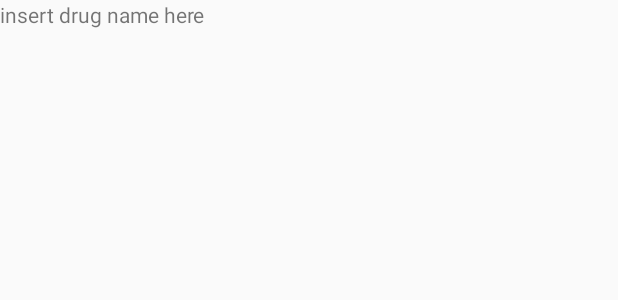
After one commit to rafiksoufiane/PharmTech, an Android app: the layout drug_of_the_day.xml on its own in the app's theme, with its tools: preview values and no code run, on a phone screen of 412 x 824 dp. The commit adds this screen. Shown: the top 300 px of the screen. Run offline under Robolectric (Android 15) with nearby library versions, the phone set to English and light mode, and no system bars.

Commit message:
hope this works

```diff
--- a/app/src/main/java/com/bhcc/app/pharmtech/data/MedicineBaseHelper.java
+++ b/app/src/main/java/com/bhcc/app/pharmtech/data/MedicineBaseHelper.java
@@ -16,7 +16,8 @@ import java.io.OutputStream;
 
 public class MedicineBaseHelper extends SQLiteOpenHelper {
 
-    private static String DB_NAME = "TopDrugs.db";
+    private static String DB_NAME = "DRUGS.db";
+
 
     private SQLiteDatabase myDataBase;
 
--- a/app/src/main/java/com/bhcc/app/pharmtech/data/NoteLab.java
+++ b/app/src/main/java/com/bhcc/app/pharmtech/data/NoteLab.java
@@ -30,7 +30,7 @@ public class NoteLab {
     private static NoteLab NoteLab;
     private Context mContext;
     private SQLiteDatabase mDatabase;
-    private static String DB_NAME = "TopDrugs.db";
+    private static String DB_NAME = "DRUGS.db";
 
     /**
      *
--- a/app/src/main/java/com/bhcc/app/pharmtech/view/MainActivity.java
+++ b/app/src/main/java/com/bhcc/app/pharmtech/view/MainActivity.java
@@ -12,6 +12,7 @@ import android.app.Dialog;
 import android.os.Bundle;
 import android.support.annotation.NonNull;
 import android.support.design.widget.NavigationView;
+import android.support.v4.app.DialogFragment;
 import android.support.v4.view.GravityCompat;
 import android.support.v4.widget.DrawerLayout;
 import android.support.v7.app.ActionBarDrawerToggle;
@@ -47,6 +48,11 @@ public class MainActivity extends AppCompatActivity
         setUpToolbar();
         loadDefaultFragment();
         createReviewFile();
+
+
+        // setting up initial word of the day
+        DrugOfTheDayFragment drugOfTheDayFrag = new DrugOfTheDayFragment();
+        drugOfTheDayFrag.show(getSupportFragmentManager(),"");
     }
 
     /**
--- /dev/null
+++ b/app/src/main/res/layout/drug_of_the_day.xml
@@ -0,0 +1,12 @@
+<?xml version="1.0" encoding="utf-8"?>
+<LinearLayout xmlns:android="http://schemas.android.com/apk/res/android"
+              android:orientation="vertical"
+              android:layout_width="match_parent"
+              android:layout_height="match_parent">
+
+    <TextView
+        android:id="@+id/textView"
+        android:layout_width="300dp"
+        android:layout_height="300dp"
+        android:text="insert drug name here"/>
+</LinearLayout>
```
Also changed, not shown: app/src/main/java/com/bhcc/app/pharmtech/view/DrugOfTheDayFragment.java (added, +46 -0 lines), app/src/main/assets/DRUGS.db (added), app/src/main/res/drawable-hdpi/ic_action_name.png (added), app/src/main/res/drawable-mdpi/ic_action_name.png (added), app/src/main/res/drawable-xhdpi/ic_action_name.png (added), app/src/main/res/drawable-xxhdpi/ic_action_name.png (added), 1 other file.
